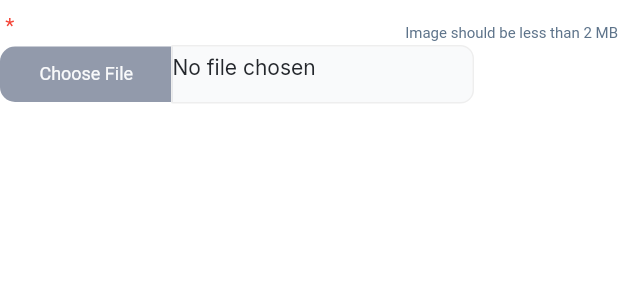
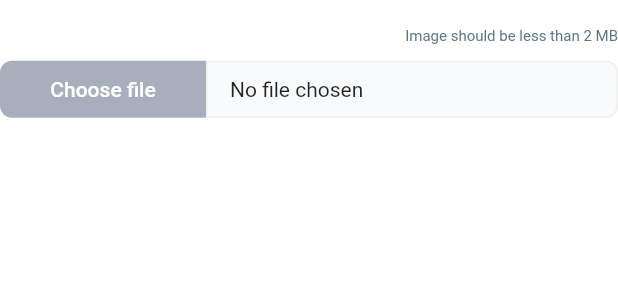
Before and after one commit to StrangerDeveloper/ismmart_vms, a Flutter app: the ImageLayoutContainer widget shown alone on an empty page, opened directly with empty values, on a phone screen of 412 x 824 dp. Shown: the top 300 px of the screen. Run offline on Flutter 3.47's test engine with Material 3 defaults, Android fonts, the phone set to English and light mode, and no system bars; our stand-ins replace cached_network_image, country_code_picker, dropdown_search, firebase_core, fl_chart, flutter_image_compress and 9 more; missing offline and left inert: quill_html_editor; accounts and stored records are empty; network calls fail; project files that could hold a hidden picture were left out.

Commit message:
editProfile & ImageLayoutContainer -- frontend -- redesigned.

```diff
--- a/lib/widgets/image_layout_container.dart
+++ b/lib/widgets/image_layout_container.dart
@@ -1,29 +1,27 @@
 import 'package:flutter/material.dart';
 import 'package:google_fonts/google_fonts.dart';
-import 'package:ismmart_vms/helper/constants.dart';
 import 'package:ismmart_vms/helper/theme_helper.dart';
 
 class ImageLayoutContainer extends StatelessWidget {
+  final void Function() onTap;
+  final String title;
+  final String filePath;
+  final bool required;
+  final String errorPrompt;
+  final bool errorVisibility;
+  final bool description;
+
   const ImageLayoutContainer({
     super.key,
     required this.onTap,
     required this.title,
-    this.subTitle,
     required this.filePath,
-    this.required = true,
+    this.required = false,
     this.errorPrompt = '',
     this.errorVisibility = false,
     this.description = false,
   });
 
-  final void Function() onTap;
-  final String title;
-  final String? subTitle;
-  final String filePath;
-  final bool required;
-  final String errorPrompt;
-  final bool errorVisibility;
-  final bool description;
   @override
   Widget build(BuildContext context) {
     return Padding(
@@ -31,11 +29,15 @@ class ImageLayoutContainer extends StatelessWidget {
       child: Column(
         children: [
           Row(
+            mainAxisAlignment: MainAxisAlignment.spaceBetween,
             children: [
               RichText(
                 text: TextSpan(
                   text: title,
-                  style: newFontStyleSize14,
+                  style: const TextStyle(
+                    color: Colors.black,
+                    fontWeight: FontWeight.w500,
+                  ),
                   children: [
                     if (required)
                       const TextSpan(
@@ -45,17 +47,6 @@ class ImageLayoutContainer extends StatelessWidget {
                   ],
                 ),
               ),
-              if (subTitle != null)
-                Padding(
-                  padding: const EdgeInsets.only(left: 8),
-                  child: Text(
-                    subTitle!,
-                    style: const TextStyle(
-                      color: ThemeHelper.fadedBlue,
-                    ),
-                  ),
-                ),
-              const Spacer(),
               const Text(
                 'Image should be less than 2 MB',
                 style: TextStyle(
@@ -65,68 +56,50 @@ class ImageLayoutContainer extends StatelessWidget {
               ),
             ],
           ),
-          const SizedBox(height: 3),
+          const SizedBox(height: 8.5),
           Row(
             children: [
-              InkWell(
+              Expanded(
+                flex: 2,
+                child: InkWell(
                   onTap: onTap,
                   child: Container(
                     alignment: Alignment.center,
-                  height: 37,
-                  width: 115,
-                  decoration: const BoxDecoration(
-                      color: Color(0xFF929AAB),
-                      borderRadius: BorderRadius.only(
-                        topLeft: Radius.circular(10.0),
-                        bottomLeft: Radius.circular(10.0),
-                      )),
+                    padding: const EdgeInsets.symmetric(vertical: 11),
+                    decoration: BoxDecoration(
+                      color: ThemeHelper.grey2.withOpacity(0.8),
+                      borderRadius: const BorderRadius.horizontal(
+                        left: Radius.circular(8),
+                      ),
+                    ),
                     child: const Text(
-                    'Choose File',
+                      'Choose file',
                       style: TextStyle(
-                      color: Color(0xFFF9FAFB),
-                      fontSize: 12,
+                        color: Colors.white,
+                        fontWeight: FontWeight.w500,
                       ),
                     ),
                   ),
                 ),
-              Container(
-                alignment: Alignment.centerLeft,
-                // padding: const EdgeInsets.only(left: 10, top: 17),
-                width: 200,
-                height: 37,
-                decoration: const ShapeDecoration(
-                  color: Color(0xFFF9FAFB),
-                  shape: RoundedRectangleBorder(
-                    side: BorderSide(
-                      width: 1,
-                      strokeAlign: BorderSide.strokeAlignOutside,
-                      color: Color(0xFFEEEEEE),
               ),
-                    borderRadius: BorderRadius.only(
-                      topRight: Radius.circular(8),
-                      bottomRight: Radius.circular(8),
+              Expanded(
+                flex: 4,
+                child: Container(
+                  padding: const EdgeInsets.only(left: 15, top: 10, bottom: 10),
+                  decoration: BoxDecoration(
+                    color: ThemeHelper.grey3,
+                    border: Border.all(
+                      color: ThemeHelper.grey1,
+                    ),
+                    borderRadius: const BorderRadius.horizontal(
+                      right: Radius.circular(8),
                     ),
                   ),
-                ),
-                child: Text(
-                  filePath == '' ? 'No file chosen' : filePath,
-                  style: const TextStyle(
-                    color: Color(0xFF24272C),
-                    fontSize: 14,
-                    fontFamily: 'Inter',
-                    fontWeight: FontWeight.w400,
-                    height: 0.09,
+                  child: Text(filePath == '' ? 'No file chosen' : filePath),
                 ),
               ),
-              )
             ],
           ),
-
-          // Divider(
-          //   color: Color(0xffEEEEEE),
-          //   thickness: 1,
-          //   height: 20,
-          // ),
           if (description)
             Text(
               "This cheque image should have the same bank details visible as you mentioned above",
```
Also changed, not shown: lib/screens/edit_user_profile/edit_user_profile_view.dart (+182 -155 lines), lib/screens/edit_user_profile/edit_user_profile_viewmodel.dart (+6 -3 lines). Lines whose indentation alone changed are shown as unchanged.
